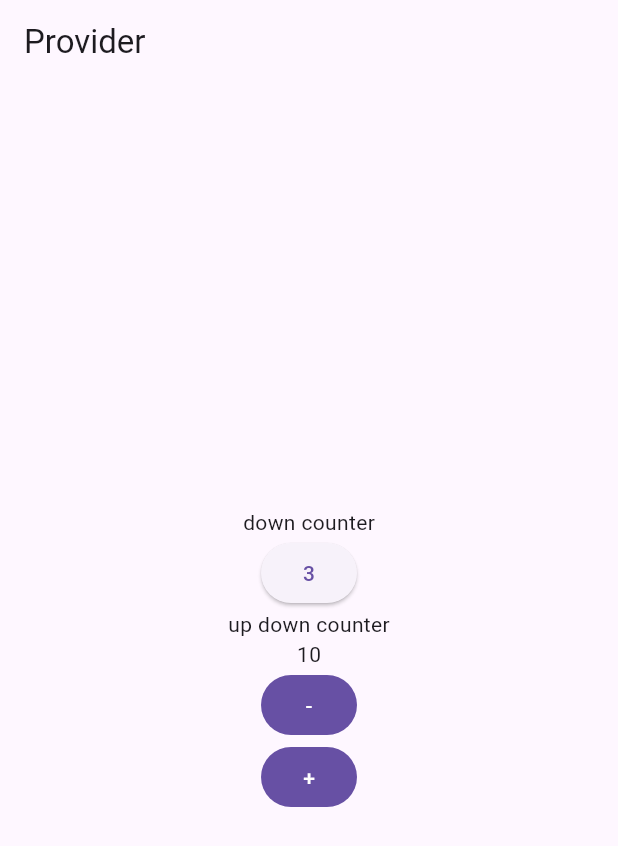
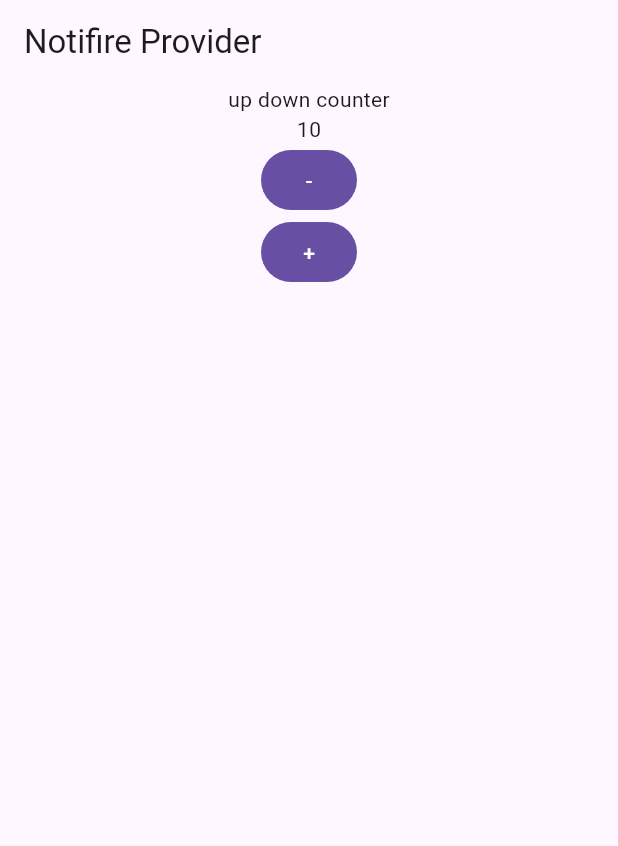
Before and after one commit to rizchi17/riverpod_sample, a Flutter app: the screen it shows after launch, on a phone screen of 412 x 824 dp. Shown: the top 846 px of the screen. Run offline on Flutter 3.47's test engine with Material 3 defaults, Android fonts, the light colour scheme and no system bars; our stand-ins replace flutter_riverpod, riverpod_annotation; generated files the repository leaves out were written again.

Commit message:
さっき作ったup,downの方はnotifireProviderに分類されるかも？

```diff
--- a/lib/main.dart
+++ b/lib/main.dart
@@ -1,7 +1,8 @@
 import 'package:flutter/material.dart';
 import 'package:flutter_riverpod/flutter_riverpod.dart';
+import 'package:riverpod_sample/async_notifire_provider/async_notifire_provider.dart';
+import 'package:riverpod_sample/notifire_provider/notifire_provider_page.dart';
 import 'package:riverpod_sample/provider/provider_page.dart';
-
 
 void main() {
   runApp(
@@ -14,9 +15,10 @@
 class MyApp extends ConsumerWidget {
   @override
   Widget build(BuildContext context, WidgetRef ref) {
-
-    return MaterialApp(
-      home: ProviderPage(),
+    return const MaterialApp(
+      // home: ProviderPage(),
+      home: NotifireProviderPage(),
+      // home: AsyncNotifireProviderPage(),
     );
   }
 }
--- /dev/null
+++ b/lib/notifire_provider/notifire_provider_page.dart
@@ -0,0 +1,21 @@
+import 'package:flutter/material.dart';
+import 'package:riverpod_sample/notifire_provider/up_down_counter.dart';
+
+class NotifireProviderPage extends StatelessWidget {
+  const NotifireProviderPage({super.key});
+
+  @override
+  Widget build(BuildContext context) {
+    return Scaffold(
+      appBar: AppBar(
+        title: const Text('Notifire Provider'),
+      ),
+      body: SafeArea(
+        child: Container(
+          alignment: Alignment.center,
+          child: const UpDownCounter(),
+        ),
+      ),
+    );
+  }
+}
--- a/lib/provider/up_down_counter.dart
+++ b/lib/notifire_provider/up_down_counter.dart
@@ -1,6 +1,6 @@
 import 'package:flutter/material.dart';
 import 'package:flutter_riverpod/flutter_riverpod.dart';
-import 'package:riverpod_sample/provider/up_down_count.dart';
+import 'package:riverpod_sample/notifire_provider/up_down_count.dart';
 
 class UpDownCounter extends ConsumerWidget {
   const UpDownCounter({super.key});
--- a/lib/provider/provider_page.dart
+++ b/lib/provider/provider_page.dart
@@ -1,6 +1,5 @@
 import 'package:flutter/material.dart';
 import 'package:riverpod_sample/provider/count.dart';
-import 'package:riverpod_sample/provider/up_down_counter.dart';
 
 class ProviderPage extends StatelessWidget {
   const ProviderPage({super.key});
@@ -9,14 +8,17 @@ class ProviderPage extends StatelessWidget {
   Widget build(BuildContext context) {
     return Scaffold(
       appBar: AppBar(
-        title: const Text('Provider'),
+        title: const Text('Async Notifire Provider'),
       ),
       body: SafeArea(
         child: Container(
           alignment: Alignment.center,
           child: const Column(
             mainAxisAlignment: MainAxisAlignment.center,
-            children: [Text('down counter'), DecreaseButton(), UpDownCounter()],
+            children: [
+              Text('down counter'),
+              DecreaseButton(),
+            ],
           ),
         ),
       ),
```
Also changed, not shown: lib/notifire_provider/up_down_count.dart (renamed from lib/provider/up_down_count.dart), lib/notifire_provider/up_down_count.g.dart (renamed from lib/provider/up_down_count.g.dart).
